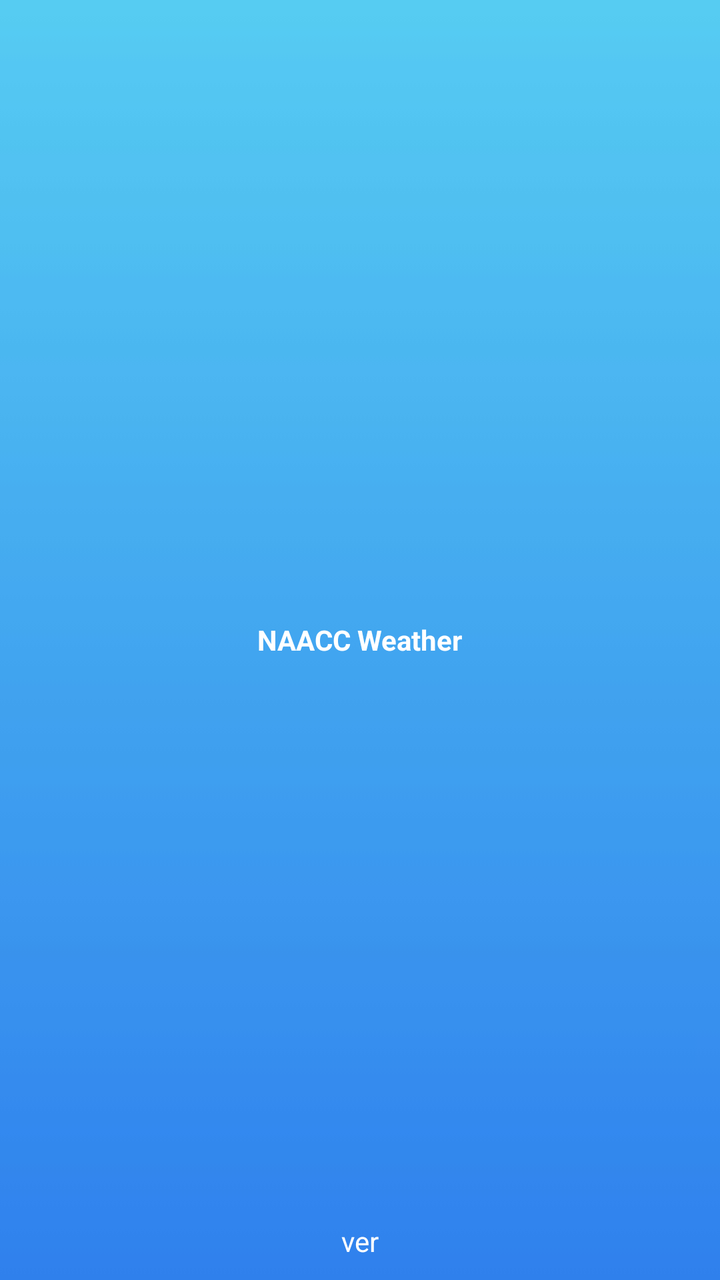
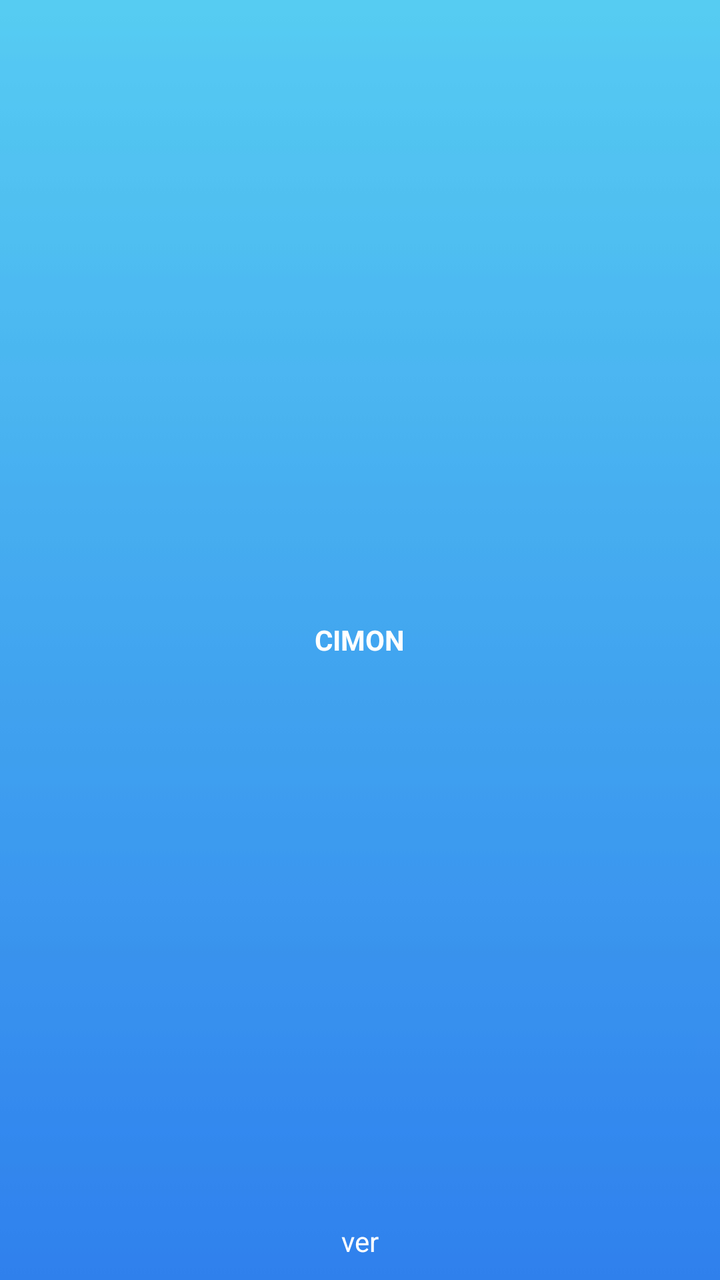

Two renders of the same Android screen: before a commit and after it. Below are the layout's source before the change and the commit's diff.
<!-- AndroidManifest.xml: application theme AppTheme -->
<!-- res/layout/activity_loading.xml -->
<?xml version="1.0" encoding="utf-8"?>
<RelativeLayout xmlns:android="http://schemas.android.com/apk/res/android"
    xmlns:tools="http://schemas.android.com/tools"

    tools:context="net.ijoon.ijoonweatherstation.view.LoadingActivity"
    android:layout_width="match_parent"
    android:layout_height="match_parent"
    android:background="@drawable/blue_skies">

    <TextView
        android:layout_width="wrap_content"
        android:layout_height="wrap_content"
        android:layout_centerInParent="true"
        android:text="NAACC Weather"
        android:textColor="@color/white"
        android:textStyle="bold" />

    <TextView
        android:layout_width="wrap_content"
        android:layout_height="wrap_content"
        android:layout_centerHorizontal="true"
        android:layout_alignParentBottom="true"
        android:layout_marginBottom="10dp"
        android:id="@+id/tvVersion"
        android:text="ver"
        android:textColor="@color/white"/>
</RelativeLayout>
<!-- resources referenced by this layout -->
<resources>
  <color name="white">#fff</color>
  <!-- drawable blue_skies: jpg bitmap (drawable, 1647 bytes) -->
  <style name="AppTheme" parent="Theme.AppCompat.Light.DarkActionBar">
          
          <item name="colorPrimary">@color/blueSkiestop</item>
          <item name="colorPrimaryDark">@color/blueSkiestop</item>
          <item name="colorAccent">@color/black</item>
      </style>
  <color name="blueSkiestop">#56CBF2</color>
  <color name="black">#000</color>
</resources>

<!-- the commit's change to res/layout/activity_loading.xml (unified diff, before → after) -->
@@ -11,7 +11,7 @@
         android:layout_width="wrap_content"
         android:layout_height="wrap_content"
         android:layout_centerInParent="true"
-        android:text="NAACC Weather"
+        android:text="CIMON"
         android:textColor="@color/white"
         android:textStyle="bold" />
 
